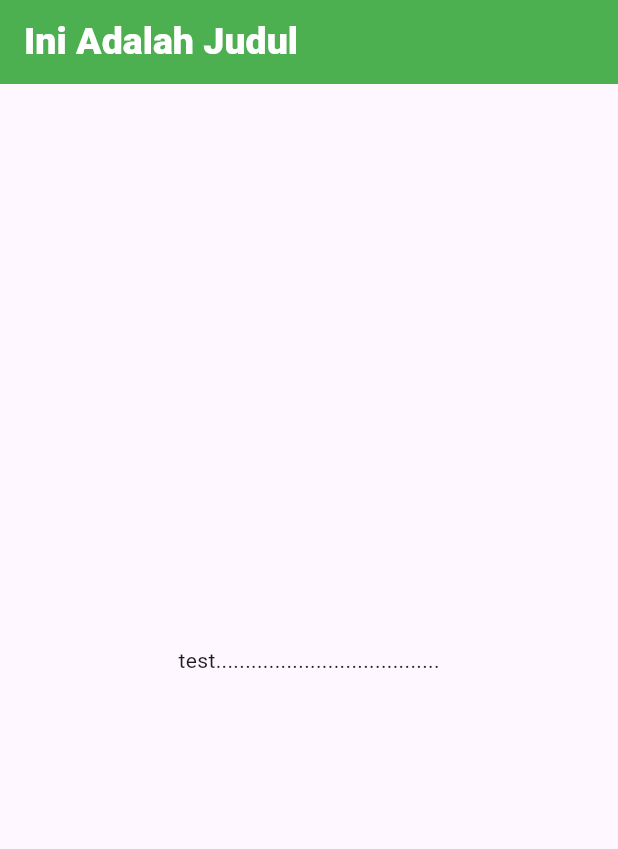
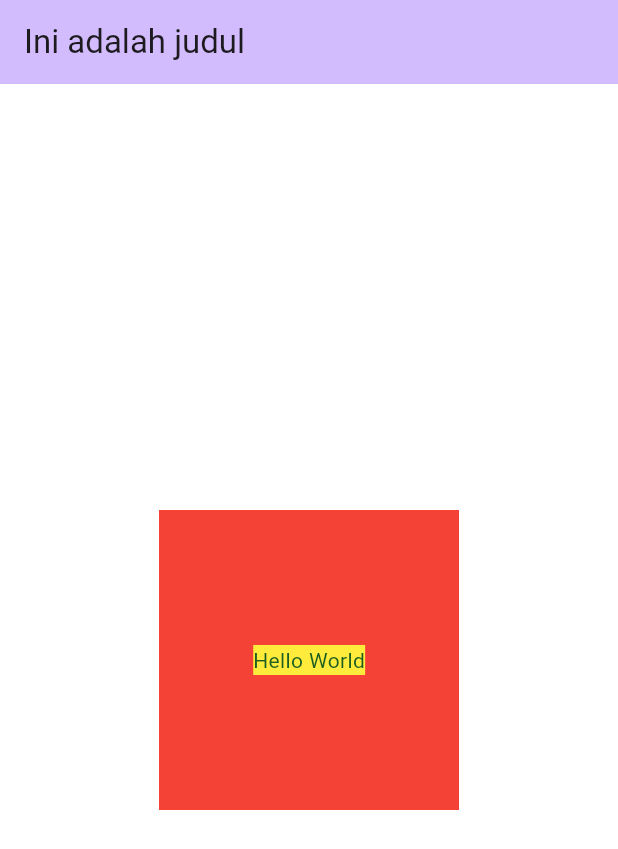
Before and after one commit to WildanSuyuti/flutter_pemula, a Flutter app: the screen it shows after launch, on a phone screen of 412 x 824 dp. Shown: the top 849 px of the screen. Run offline on Flutter 3.47's test engine with Material 3 defaults, Android fonts, the phone set to English and light mode, and no system bars.

Commit message:
belajar memahami MaterialApp,Scaffold Center, Text Container

```diff
--- a/lib/main.dart
+++ b/lib/main.dart
@@ -1,6 +1,53 @@
 import 'package:flutter/material.dart';
-import 'package:flutter_pemula/my_app.dart';
 
 void main() {
-  runApp(const MyApp());
+  runApp(const App());
 }
+
+class App extends StatelessWidget {
+  const App({super.key});
+
+  @override
+  Widget build(BuildContext context) {
+    return MaterialApp(
+      title: 'Flutter Demo',
+      debugShowCheckedModeBanner: false,
+      theme: ThemeData(
+        colorScheme: ColorScheme.fromSeed(seedColor: Colors.deepPurple),
+        useMaterial3: true,
+      ),
+      home: const HomePage(),
+    );
+  }
+}
+
+class HomePage extends StatelessWidget {
+  const HomePage({super.key});
+
+  @override
+  Widget build(BuildContext context) {
+    return Scaffold(
+      backgroundColor: Colors.white,
+      appBar: AppBar(
+        backgroundColor: Theme.of(context).colorScheme.inversePrimary,
+        title: const Text("Ini adalah judul"),
+      ),
+      body: Center(
+        child: Container(
+          width: 200,
+          height: 200,
+          color: Colors.red,
+          child: Center(
+            child: Text(
+              "Hello World",
+              style: TextStyle(
+                color: Colors.green[900],
+                backgroundColor: Colors.yellow,
+              ),
+            ),
+          ),
+        ),
+      ),
+    );
+  }
+}
```
